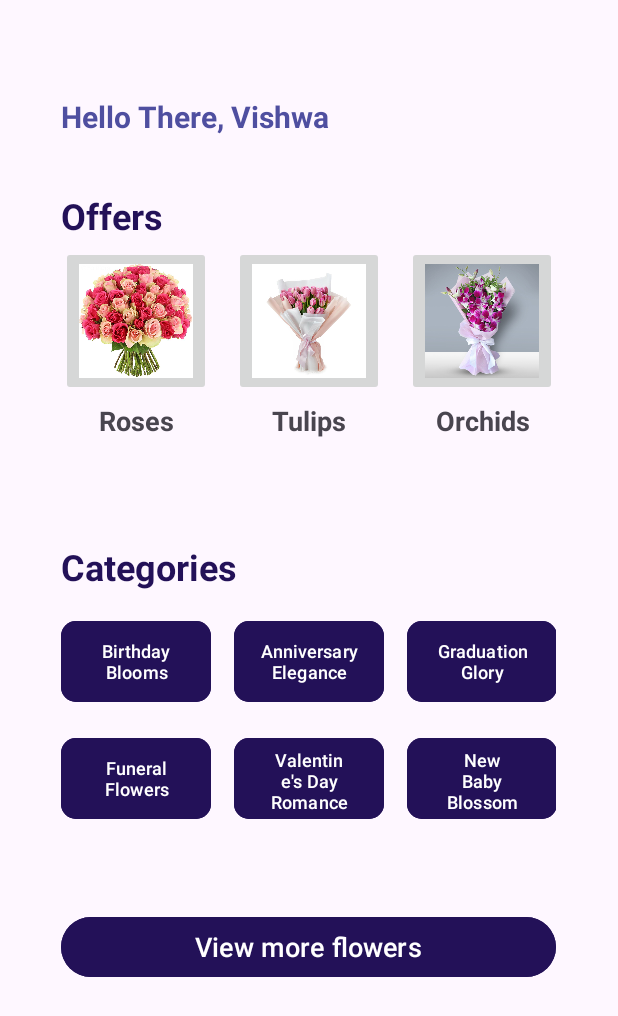
After one commit to iamthanuj/The-Boom-Room-Mobile-App, an Android app: the MainUserPanel screen opened directly, with no data from a screen before it, on a phone screen of 412 x 824 dp. The commit adds this screen. Shown: the top 1016 px of the screen. Run offline under Robolectric (Android 15) with nearby library versions, the phone set to English and light mode, and no system bars.

Commit message:
user main panel added

```diff
--- a/app/src/main/AndroidManifest.xml
+++ b/app/src/main/AndroidManifest.xml
@@ -12,6 +12,9 @@
         android:supportsRtl="true"
         android:theme="@style/Theme.TheBloomRoom"
         tools:targetApi="31">
+        <activity
+            android:name=".MainUserPanel"
+            android:exported="false" />
         <activity
             android:name=".CreateUserAccountActivity"
             android:exported="false" />
--- /dev/null
+++ b/app/src/main/java/com/example/thebloomroom/MainUserPanel.java
@@ -0,0 +1,14 @@
+package com.example.thebloomroom;
+
+import androidx.appcompat.app.AppCompatActivity;
+
+import android.os.Bundle;
+
+public class MainUserPanel extends AppCompatActivity {
+
+    @Override
+    protected void onCreate(Bundle savedInstanceState) {
+        super.onCreate(savedInstanceState);
+        setContentView(R.layout.activity_main_user_panel);
+    }
+}
--- a/app/src/main/java/com/example/thebloomroom/UserLoginActivity.java
+++ b/app/src/main/java/com/example/thebloomroom/UserLoginActivity.java
@@ -3,26 +3,100 @@ package com.example.thebloomroom;
 import androidx.appcompat.app.AppCompatActivity;
 
 import android.content.Intent;
+import android.database.Cursor;
+import android.database.sqlite.SQLiteDatabase;
 import android.os.Bundle;
 import android.view.View;
 import android.widget.Button;
+import android.widget.EditText;
+import android.widget.Toast;
+
+import org.mindrot.jbcrypt.BCrypt;
 
 public class UserLoginActivity extends AppCompatActivity {
 
-    Button button;
+    private Button createAccBtn, userLoginBtn;
+    private EditText loginUsername, loginPassword;
+    private DatabaseHelper dbHelper;
 
     @Override
     protected void onCreate(Bundle savedInstanceState) {
         super.onCreate(savedInstanceState);
         setContentView(R.layout.activity_user_login);
 
-        button = findViewById(R.id.createAccBtn);
-        button.setOnClickListener(new View.OnClickListener() {
+        dbHelper = new DatabaseHelper(this);
+
+        loginUsername = findViewById(R.id.loginUsername);
+        loginPassword = findViewById(R.id.loginUserPassword);
+        createAccBtn = findViewById(R.id.createAccBtn);
+        userLoginBtn = findViewById(R.id.userLoginBtn);
+
+
+
+        //intent to register user activity
+        createAccBtn.setOnClickListener(new View.OnClickListener() {
             @Override
             public void onClick(View v) {
                 Intent regScreenActivity = new Intent(getApplicationContext(), CreateUserAccountActivity.class);
                 startActivity(regScreenActivity);
             }
         });
+
+
+
+        //login user
+        userLoginBtn.setOnClickListener(new View.OnClickListener() {
+            @Override
+            public void onClick(View v) {
+
+                String username = loginUsername.getText().toString();
+                String password = loginPassword.getText().toString();
+
+                //input validation
+                if(username.isEmpty() || password.isEmpty()){
+                    String msg = "Please fill in the empty fields";
+                    Toast.makeText(getApplicationContext(), msg, Toast.LENGTH_LONG).show();
+
+                } else if (checkUserCredentials(username, password)) {
+                    String msg = "login Successfully!";
+                    Toast.makeText(getApplicationContext(), msg, Toast.LENGTH_LONG).show();
+                    Intent intent = new Intent(getApplicationContext(),MainUserPanel.class);
+                    startActivity(intent);
+                }
+                else{
+                    String msg = "login Failed!";
+                    Toast.makeText(getApplicationContext(), msg, Toast.LENGTH_LONG).show();
+                }
+            }
+        });
+
+
+
+
     }
+
+    private boolean checkUserCredentials(String username, String enteredPassword){
+        SQLiteDatabase db = dbHelper.getReadableDatabase();
+
+        String[] projection = {"password"};
+        String selection = "email = ?";
+        String[] selectionArgs = {username};
+
+        Cursor cursor =db.query("users", projection, selection, selectionArgs, null, null, null);
+
+        boolean credentialMatch = false;
+
+        if(cursor.getCount() > 0){
+            cursor.moveToFirst();
+            int passwordIndex = cursor.getColumnIndexOrThrow("password");
+            String storedPassword = cursor.getString(passwordIndex);
+
+            if(BCrypt.checkpw(enteredPassword, storedPassword)){
+                credentialMatch = true;
+            }
+
+        }
+        return credentialMatch;
+    }
+
 }
--- /dev/null
+++ b/app/src/main/res/layout/activity_main_user_panel.xml
@@ -0,0 +1,240 @@
+<?xml version="1.0" encoding="utf-8"?>
+<androidx.constraintlayout.widget.ConstraintLayout xmlns:android="http://schemas.android.com/apk/res/android"
+    xmlns:app="http://schemas.android.com/apk/res-auto"
+    xmlns:tools="http://schemas.android.com/tools"
+    android:layout_width="match_parent"
+    android:layout_height="match_parent"
+    tools:context=".MainUserPanel">
+
+    <ImageButton
+        android:id="@+id/offerBtnThree"
+        android:layout_width="100dp"
+        android:layout_height="100dp"
+        android:layout_marginStart="15dp"
+        android:scaleType="fitCenter"
+        app:layout_constraintBottom_toTopOf="@+id/textView10"
+        app:layout_constraintStart_toEndOf="@+id/offerBtnTwo"
+        app:layout_constraintTop_toTopOf="@+id/offerBtnTwo"
+        app:layout_constraintVertical_bias="0.0"
+        app:srcCompat="@drawable/orchid" />
+
+    <TextView
+        android:id="@+id/textView11"
+        android:layout_width="100dp"
+        android:layout_height="25dp"
+        android:layout_marginTop="4dp"
+        android:text="Orchids"
+        android:textAlignment="center"
+        android:textSize="18sp"
+        android:textStyle="bold"
+        app:layout_constraintEnd_toEndOf="@+id/offerBtnThree"
+        app:layout_constraintHorizontal_bias="1.0"
+        app:layout_constraintStart_toStartOf="@+id/offerBtnThree"
+        app:layout_constraintTop_toBottomOf="@+id/offerBtnThree" />
+
+    <TextView
+        android:id="@+id/textView10"
+        android:layout_width="100dp"
+        android:layout_height="25dp"
+        android:layout_marginTop="4dp"
+        android:text="Tulips"
+        android:textAlignment="center"
+        android:textSize="18sp"
+        android:textStyle="bold"
+        app:layout_constraintEnd_toEndOf="@+id/offerBtnTwo"
+        app:layout_constraintHorizontal_bias="0.0"
+        app:layout_constraintStart_toStartOf="@+id/offerBtnTwo"
+        app:layout_constraintTop_toBottomOf="@+id/offerBtnTwo" />
+
+    <ImageButton
+        android:id="@+id/offerBtnTwo"
+        android:layout_width="100dp"
+        android:layout_height="100dp"
+        android:layout_marginStart="15dp"
+        android:scaleType="fitCenter"
+        app:layout_constraintBottom_toBottomOf="@+id/offerBtnOne"
+        app:layout_constraintStart_toEndOf="@+id/offerBtnOne"
+        app:layout_constraintTop_toTopOf="@+id/offerBtnOne"
+        app:layout_constraintVertical_bias="0.0"
+        app:srcCompat="@drawable/tulip" />
+
+    <TextView
+        android:id="@+id/activeUserName2"
+        android:layout_width="330dp"
+        android:layout_height="wrap_content"
+        android:layout_marginTop="36dp"
+        android:text="Offers"
+        android:textColor="#231158"
+        android:textSize="24sp"
+        android:textStyle="bold"
+        app:layout_constraintEnd_toEndOf="@+id/activeUserName"
+        app:layout_constraintHorizontal_bias="0.0"
+        app:layout_constraintStart_toStartOf="@+id/activeUserName"
+        app:layout_constraintTop_toBottomOf="@+id/activeUserName" />
+
+    <TextView
+        android:id="@+id/activeUserName"
+        android:layout_width="330dp"
+        android:layout_height="wrap_content"
+        android:layout_marginTop="64dp"
+        android:text="Hello There, Vishwa"
+        android:textColor="#4F4FA0"
+        android:textSize="20sp"
+        android:textStyle="bold"
+        app:layout_constraintEnd_toEndOf="parent"
+        app:layout_constraintHorizontal_bias="0.495"
+        app:layout_constraintStart_toStartOf="parent"
+        app:layout_constraintTop_toTopOf="parent" />
+
+    <ImageButton
+        android:id="@+id/offerBtnOne"
+        android:layout_width="100dp"
+        android:layout_height="100dp"
+        android:layout_marginTop="4dp"
+        android:scaleType="fitCenter"
+        app:layout_constraintEnd_toEndOf="@+id/activeUserName2"
+        app:layout_constraintHorizontal_bias="0.0"
+        app:layout_constraintStart_toStartOf="@+id/activeUserName2"
+        app:layout_constraintTop_toBottomOf="@+id/activeUserName2"
+        app:srcCompat="@drawable/roses" />
+
+    <TextView
+        android:id="@+id/textView6"
+        android:layout_width="100dp"
+        android:layout_height="25dp"
+        android:layout_marginTop="4dp"
+        android:text="Roses"
+        android:textAlignment="center"
+        android:textSize="18sp"
+        android:textStyle="bold"
+        app:layout_constraintEnd_toEndOf="@+id/offerBtnOne"
+        app:layout_constraintHorizontal_bias="0.54"
+        app:layout_constraintStart_toStartOf="@+id/offerBtnOne"
+        app:layout_constraintTop_toBottomOf="@+id/offerBtnOne" />
+
+    <androidx.constraintlayout.widget.ConstraintLayout
+        android:id="@+id/constraintLayout"
+        android:layout_width="330dp"
+        android:layout_height="214dp"
+        android:layout_marginTop="68dp"
+        app:layout_constraintEnd_toEndOf="parent"
+        app:layout_constraintHorizontal_bias="0.493"
+        app:layout_constraintStart_toStartOf="parent"
+        app:layout_constraintTop_toBottomOf="@+id/textView10">
+
+        <Button
+            android:id="@+id/newbabyCategoryBtn"
+            android:layout_width="100dp"
+            android:layout_height="62dp"
+            android:layout_marginStart="15dp"
+            android:backgroundTint="#231158"
+            android:text="New Baby Blossoms"
+            android:textSize="12sp"
+            app:cornerRadius="10dp"
+            app:layout_constraintBottom_toBottomOf="@+id/valentineCategoryBtn"
+            app:layout_constraintStart_toEndOf="@+id/valentineCategoryBtn"
+            app:layout_constraintTop_toTopOf="@+id/valentineCategoryBtn"
+            app:layout_constraintVertical_bias="0.0" />
+
+        <Button
+            android:id="@+id/valentineCategoryBtn"
+            android:layout_width="100dp"
+            android:layout_height="62dp"
+            android:layout_marginStart="15dp"
+            android:backgroundTint="#231158"
+            android:text="Valentine's Day Romance"
+            android:textSize="12sp"
+            app:cornerRadius="10dp"
+            app:layout_constraintBottom_toBottomOf="@+id/funeralCategoryBtn"
+            app:layout_constraintStart_toEndOf="@+id/funeralCategoryBtn"
+            app:layout_constraintTop_toTopOf="@+id/funeralCategoryBtn"
+            app:layout_constraintVertical_bias="0.0" />
+
+        <Button
+            android:id="@+id/funeralCategoryBtn"
+            android:layout_width="100dp"
+            android:layout_height="62dp"
+            android:layout_marginTop="16dp"
+            android:backgroundTint="#231158"
+            android:text="Funeral Flowers"
+            android:textSize="12sp"
+            app:cornerRadius="10dp"
+            app:layout_constraintEnd_toEndOf="@+id/birthdayCategoryBtn"
+            app:layout_constraintHorizontal_bias="0.0"
+            app:layout_constraintStart_toStartOf="@+id/birthdayCategoryBtn"
+            app:layout_constraintTop_toBottomOf="@+id/birthdayCategoryBtn" />
+
+        <Button
+            android:id="@+id/graduationCategoryBtn"
+            android:layout_width="100dp"
+            android:layout_height="62dp"
+            android:layout_marginStart="15dp"
+            android:backgroundTint="#231158"
+            android:paddingLeft="10dp"
+            android:paddingRight="10dp"
+            android:text="Graduation Glory"
+            android:textSize="12sp"
+            app:cornerRadius="10dp"
+            app:layout_constraintBottom_toBottomOf="@+id/AnninCategoryBtn"
+            app:layout_constraintStart_toEndOf="@+id/AnninCategoryBtn"
+            app:layout_constraintTop_toTopOf="@+id/AnninCategoryBtn"
+            app:layout_constraintVertical_bias="0.0" />
+
+        <Button
+            android:id="@+id/AnninCategoryBtn"
+            android:layout_width="100dp"
+            android:layout_height="0dp"
+            android:layout_marginStart="15dp"
+            android:backgroundTint="#231158"
+            android:paddingLeft="10dp"
+            android:paddingRight="10dp"
+            android:text="Anniversary Elegance"
+            android:textSize="12sp"
+            app:cornerRadius="10dp"
+            app:layout_constraintBottom_toBottomOf="@+id/birthdayCategoryBtn"
+            app:layout_constraintStart_toEndOf="@+id/birthdayCategoryBtn"
+            app:layout_constraintTop_toTopOf="@+id/birthdayCategoryBtn"
+            app:layout_constraintVertical_bias="0.0" />
+
+        <TextView
+            android:id="@+id/activeUserName3"
+            android:layout_width="330dp"
+            android:layout_height="wrap_content"
+            android:text="Categories"
+            android:textColor="#231158"
+            android:textSize="24sp"
+            android:textStyle="bold"
+            tools:layout_editor_absoluteX="0dp"
+            tools:layout_editor_absoluteY="-1dp" />
+
+        <Button
+            android:id="@+id/birthdayCategoryBtn"
+            android:layout_width="100dp"
+            android:layout_height="62dp"
+            android:layout_marginTop="16dp"
+            android:backgroundTint="#231158"
+            android:text="Birthday Blooms"
+            android:textSize="12sp"
+            app:cornerRadius="10dp"
+            app:layout_constraintEnd_toEndOf="parent"
+            app:layout_constraintHorizontal_bias="0.0"
+            app:layout_constraintStart_toStartOf="parent"
+            app:layout_constraintTop_toBottomOf="@+id/activeUserName3" />
+
+    </androidx.constraintlayout.widget.ConstraintLayout>
+
+    <Button
+        android:id="@+id/viewMoreFlowerBtn"
+        android:layout_width="0dp"
+        android:layout_height="wrap_content"
+        android:layout_marginTop="32dp"
+        android:backgroundTint="#231158"
+        android:text="View more flowers"
+        android:textSize="18sp"
+        app:layout_constraintEnd_toEndOf="@+id/constraintLayout"
+        app:layout_constraintHorizontal_bias="0.0"
+        app:layout_constraintStart_toStartOf="@+id/constraintLayout"
+        app:layout_constraintTop_toBottomOf="@+id/constraintLayout" />
+
+
+</androidx.constraintlayout.widget.ConstraintLayout>
```
Also changed, not shown: app/src/main/res/drawable/orchid.jpg (added), app/src/main/res/drawable/roses.jpg (added), app/src/main/res/drawable/tulip.jpg (added).
